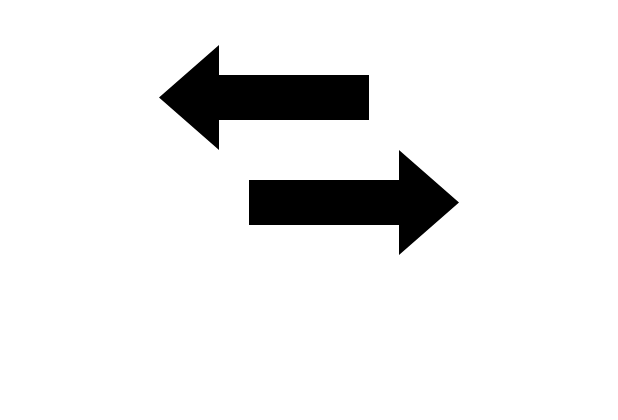
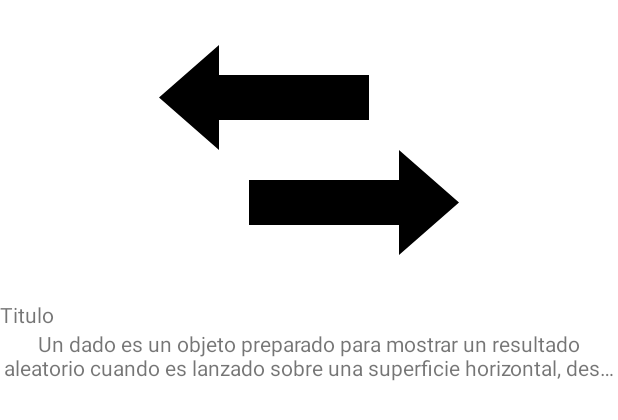
Before and after one commit to Pabloyquemas/PMDM, an Android app: the layout activity_ut01ex02b.xml on its own in the app's theme, with its tools: preview values and no code run, on a phone screen of 412 x 824 dp. Shown: the top 420 px of the screen. Run offline under Robolectric (Android 15) with nearby library versions, the phone set to English and light mode, and no system bars.

Commit message:
Update activity_ut01ex02b.xml

```diff
--- a/app/src/main/res/layout/activity_ut01ex02b.xml
+++ b/app/src/main/res/layout/activity_ut01ex02b.xml
@@ -4,22 +4,34 @@
     xmlns:tools="http://schemas.android.com/tools"
     android:layout_width="match_parent"
     android:layout_height="match_parent"
-    android:orientation="horizontal"
+    android:orientation="vertical"
     tools:context=".ut01.ex02.presentation.Ut01Ex02bActivity">
 
     <ImageView
         android:layout_width="match_parent"
         android:layout_height="200dp"
-        app:srcCompat="@drawable/ic_swap"/>
-    <LinearLayout
-        android:layout_width="wrap_content"
-        android:layout_height="wrap_content">
+        app:srcCompat="@drawable/ic_swap" />
+        <LinearLayout
+            android:layout_width="wrap_content"
+            android:layout_height="wrap_content"
+            android:orientation="vertical">
+            <TextView
+                android:layout_width="wrap_content"
+                android:layout_height="wrap_content"
+                android:textAlignment="center"
+                android:maxLines="1"
+                android:text="@string/titulo2"/>
+            <TextView
+                android:layout_width="wrap_content"
+                android:layout_height="wrap_content"
+                android:ellipsize="end"
+                android:textAlignment="center"
+                android:maxLines="2"
+                android:orientation="horizontal"
+                android:text="@string/contenido" />
+        </LinearLayout>
 
-    </LinearLayout>
 
-    <TextView
-        android:layout_width="wrap_content"
-        android:layout_height="wrap_content"
-        android:text="@string/titulo2"/>
+
 
 </LinearLayout>
```
